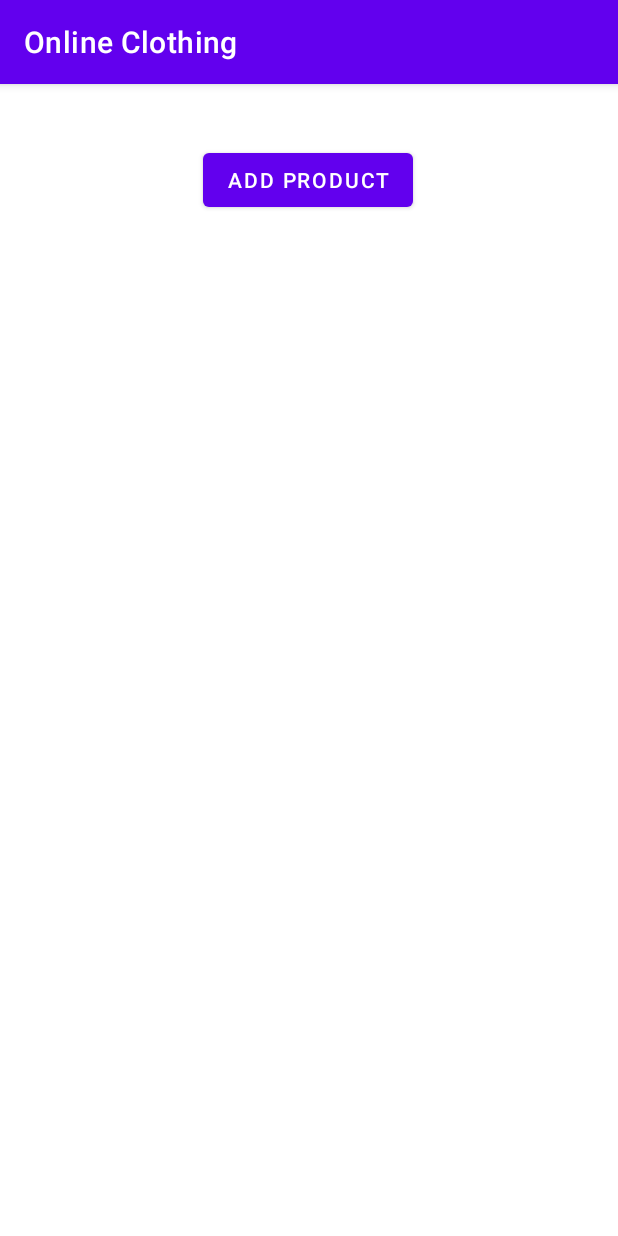
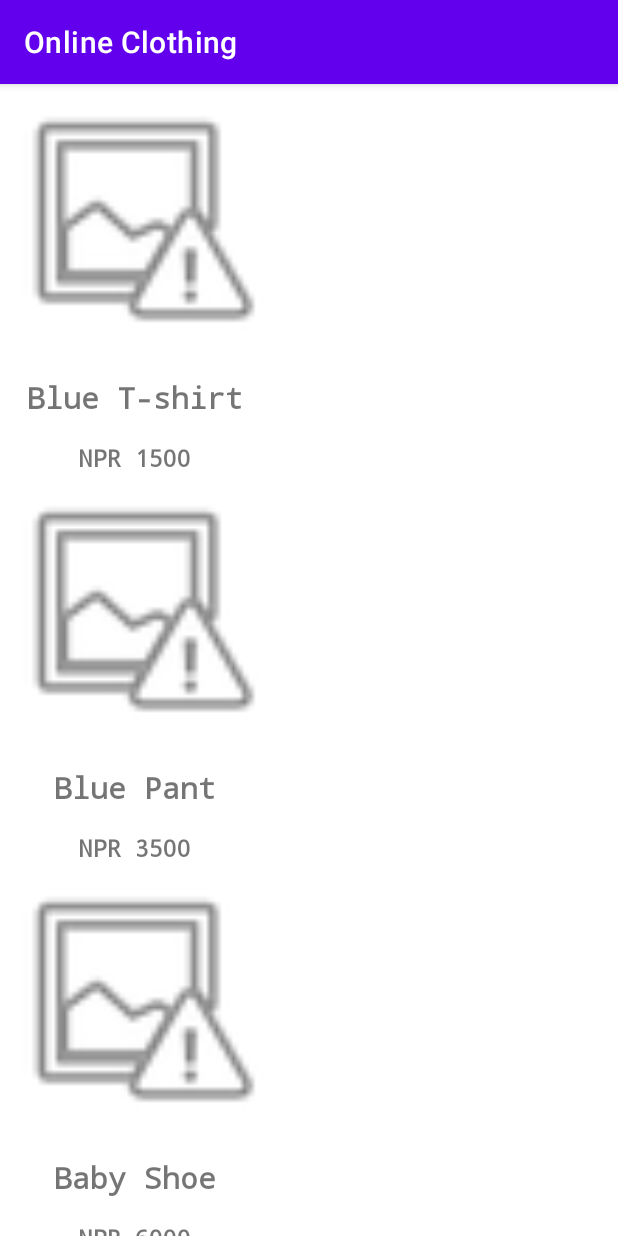
Before and after one commit to Sayyed-Abrar-Akhtar/E-commerce-clothing-app, an Android app: the screen it shows after launch (ProductActivity), on a phone screen of 412 x 824 dp. Run offline under Robolectric (Android 15) with nearby library versions, the phone set to English and light mode, and no system bars; our stand-ins replace Room's generated code, data binding.

Commit message:
Loaded product data in room database into recycler view

```diff
--- a/app/src/main/java/com/sayyed/onlineclothingapplication/adapter/ProductAdapter.kt
+++ b/app/src/main/java/com/sayyed/onlineclothingapplication/adapter/ProductAdapter.kt
@@ -1,53 +1,34 @@
 package com.sayyed.onlineclothingapplication.adapter
 
-
-
-import android.content.Context
 import android.view.LayoutInflater
-import android.view.View
 import android.view.ViewGroup
-import android.widget.ImageView
-import android.widget.TextView
 import androidx.recyclerview.widget.RecyclerView
-import com.bumptech.glide.Glide
-import com.sayyed.onlineclothingapplication.R
+import com.sayyed.onlineclothingapplication.databinding.ProductsLayoutBinding
 import com.sayyed.onlineclothingapplication.entities.Product
 
+class ProductAdapter(
+        private val productList: List<Product>
+) : RecyclerView.Adapter<ProductAdapter.ProductViewHolder>() {
 
-class ProductAdapter(
-    val productList: ArrayList<Product>,
-    val context: Context
-) : RecyclerView.Adapter<ProductAdapter.ProductViewHolder>() {
-    class ProductViewHolder(view: View): RecyclerView.ViewHolder(view) {
+    class ProductViewHolder(val binding: ProductsLayoutBinding): RecyclerView.ViewHolder(binding.root) {
 
-        val productTitle: TextView
-        val productPrice: TextView
-        val productImage: ImageView
-
-        init {
-            productTitle = view.findViewById(R.id.tvProductTitle)
-            productPrice = view.findViewById(R.id.tvProductPrice)
-            productImage = view.findViewById(R.id.imgProduct)
+        fun bind(product: Product) {
+            binding.tvProductTitle.text = product.productTitle
+            binding.tvProductPrice.text = product.productPrice
         }
 
     }
 
     override fun onCreateViewHolder(parent: ViewGroup, viewType: Int): ProductViewHolder {
-        val view = LayoutInflater.from(parent.context).inflate(R.layout.products_layout, parent, false)
+        val layoutInflater = LayoutInflater.from(parent.context)
+        val binding = ProductsLayoutBinding.inflate(layoutInflater)
 
-        return ProductViewHolder(view)
+        return ProductViewHolder(binding)
     }
 
     override fun onBindViewHolder(holder: ProductViewHolder, position: Int) {
 
-        val product = productList[position]
-
-        holder.productTitle.text = product.productTitle
-        holder.productPrice.text = product.productImage
-
-        Glide.with(context)
-            .load(product.productImage)
-            .into(holder.productImage)
+        holder.bind(productList[position])
 
     }
 
--- a/app/src/main/java/com/sayyed/onlineclothingapplication/entities/Product.kt
+++ b/app/src/main/java/com/sayyed/onlineclothingapplication/entities/Product.kt
@@ -9,6 +9,8 @@ import androidx.room.PrimaryKey
 @Entity
 data class Product(
 
+    @PrimaryKey(autoGenerate = true)
+    var productId: Int = 0,
     var productTitle: String? = null,
     var productPrice: String? = null,
     var productDescription: String? = null,
@@ -17,10 +19,9 @@ data class Product(
     var productImage: String? = null
 
 ) : Parcelable {
-    @PrimaryKey(autoGenerate = true)
-    var productId: Int = 0
 
     constructor(parcel: Parcel) : this(
+        parcel.readInt(),
         parcel.readString(),
         parcel.readString(),
         parcel.readString(),
@@ -30,6 +31,7 @@ data class Product(
     )
 
     override fun writeToParcel(parcel: Parcel, flags: Int) {
+        parcel.writeInt(productId)
         parcel.writeString(productTitle)
         parcel.writeString(productPrice)
         parcel.writeString(productDescription)
--- a/app/src/main/java/com/sayyed/onlineclothingapplication/ui/ProductActivity.kt
+++ b/app/src/main/java/com/sayyed/onlineclothingapplication/ui/ProductActivity.kt
@@ -7,13 +7,12 @@ import androidx.databinding.DataBindingUtil
 import androidx.lifecycle.Observer
 import androidx.lifecycle.ViewModelProvider
 import androidx.recyclerview.widget.LinearLayoutManager
-import androidx.recyclerview.widget.RecyclerView
 import com.sayyed.onlineclothingapplication.R
+import com.sayyed.onlineclothingapplication.dao.ProductDAO
 import com.sayyed.onlineclothingapplication.adapter.ProductAdapter
-import com.sayyed.onlineclothingapplication.dao.ProductDAO
 import com.sayyed.onlineclothingapplication.database.ProductDB
 import com.sayyed.onlineclothingapplication.databinding.ActivityProductBinding
-import com.sayyed.onlineclothingapplication.entities.Product
+
 import com.sayyed.onlineclothingapplication.repository.ProductRepository
 import com.sayyed.onlineclothingapplication.viewmodel.ProductViewModel
 import com.sayyed.onlineclothingapplication.viewmodel.ProductViewModelFactory
@@ -24,12 +23,12 @@ class ProductActivity : AppCompatActivity() {
     private lateinit var binding: ActivityProductBinding
     private lateinit var productViewModel: ProductViewModel
 
-    private lateinit var recyclerViewProduct: RecyclerView
-    private var productsList =  ArrayList<Product>()
 
     override fun onCreate(savedInstanceState: Bundle?) {
         super.onCreate(savedInstanceState)
         setContentView(R.layout.activity_product)
+
+
 
         binding = DataBindingUtil.setContentView(this, R.layout.activity_product)
         val dao: ProductDAO = ProductDB.getInstance(application).productDAO
@@ -39,100 +38,26 @@ class ProductActivity : AppCompatActivity() {
         binding.productViewModel = productViewModel
         binding.lifecycleOwner = this
 
-        displayProductList()
 
-        recyclerViewProduct = findViewById(R.id.recyclerViewProduct)
+        productViewModel.addProduct()
+        initRecyclerView()
 
 
-        val adapter = ProductAdapter(productsList, this@ProductActivity)
-        recyclerViewProduct.layoutManager = LinearLayoutManager(this@ProductActivity)
-        recyclerViewProduct.adapter = adapter
+    }
+
+    private fun initRecyclerView() {
+        binding.recyclerViewProduct.layoutManager = LinearLayoutManager(this)
+        displayProductList()
     }
 
     private fun displayProductList() {
         productViewModel.products.observe(this, Observer {
             Log.i("MYTAG", it.toString())
+            binding.recyclerViewProduct.adapter = ProductAdapter(it)
         })
     }
 
-    private fun allProducts() {
-        productsList.add(
-            Product(
-                "Blue T-shirt",
-            "NPR 1500",
-                "100% cotton",
-                "Blue",
-                "Small",
-                "https://cdn.pixabay.com/photo/2013/07/13/14/07/apparel-162180_960_720.png"
-            )
-        )
 
-        productsList.add(
-            Product(
-                "Blue Pant",
-                "NPR 3500",
-                "100% cotton",
-                "Blue",
-                "Large",
-                "https://cdn.pixabay.com/photo/2014/04/02/10/40/jeans-304196_960_720.png"
-            )
-        )
-
-        productsList.add(
-            Product(
-                "Baby Shoe",
-                "NPR 6000",
-                "100% Leather",
-                "Green",
-                "Small",
-                "https://cdn.pixabay.com/photo/2014/10/27/19/18/baby-shoes-505471_960_720.jpg"
-            )
-        )
-
-        productsList.add(
-            Product(
-                "Woollen Shoe",
-                "NPR 6900",
-                "100% Wool",
-                "Pink",
-                "Small",
-                "https://cdn.pixabay.com/photo/2014/10/27/19/18/baby-shoes-505471_960_720.jpg"
-            )
-        )
-
-        productsList.add(
-            Product(
-                "Baby Scarf",
-                "NPR 799",
-                "100% Wool",
-                "Grey",
-                "Small",
-                "https://cdn.pixabay.com/photo/2015/12/21/05/45/girl-1102086_960_720.jpg"
-            )
-        )
-
-        productsList.add(
-            Product(
-                "Sweater",
-                "NPR 3500",
-                "100% wool",
-                "Navy",
-                "Small",
-                "https://cdn.pixabay.com/photo/2016/03/27/19/31/fashion-1283863_960_720.jpg"
-            )
-        )
-
-        productsList.add(
-            Product(
-                "Baby Hat",
-                "NPR 1500",
-                "100% Polyester",
-                "Stripe",
-                "Small",
-                "https://cdn.pixabay.com/photo/2016/05/17/22/16/baby-1399332_960_720.jpg"
-            )
-        )
-    }
 
 
 }
--- a/app/src/main/java/com/sayyed/onlineclothingapplication/viewmodel/ProductViewModel.kt
+++ b/app/src/main/java/com/sayyed/onlineclothingapplication/viewmodel/ProductViewModel.kt
@@ -25,17 +25,7 @@ class ProductViewModel(private val productRepository: ProductRepository): ViewMo
     }
 
     fun addProduct() {
-        insertProduct(
-            Product(
-
-                "Blue T-shirt",
-                "NPR 1500",
-                "100% cotton",
-                "Blue",
-                "Small",
-                "https://cdn.pixabay.com/photo/2013/07/13/14/07/apparel-162180_960_720.png"
-            )
-        )
+        allProducts()
     }
 
     fun deleteProduct() {
@@ -63,4 +53,91 @@ class ProductViewModel(private val productRepository: ProductRepository): ViewMo
 
     }
 
+
+    private fun allProducts() {
+        insertProduct(
+        Product(
+                productId = 0,
+                "Blue T-shirt",
+                "NPR 1500",
+                "100% cotton",
+                "Blue",
+                "Small",
+                "https://cdn.pixabay.com/photo/2013/07/13/14/07/apparel-162180_960_720.png"
+        )
+        )
+        insertProduct(
+        Product(
+                productId = 0,
+                "Blue Pant",
+                "NPR 3500",
+                "100% cotton",
+                "Blue",
+                "Large",
+                "https://cdn.pixabay.com/photo/2014/04/02/10/40/jeans-304196_960_720.png"
+        )
+        )
+        insertProduct(
+
+        Product(
+                productId = 0,
+                "Baby Shoe",
+                "NPR 6000",
+                "100% Leather",
+                "Green",
+                "Small",
+                "https://cdn.pixabay.com/photo/2014/10/27/19/18/baby-shoes-505471_960_720.jpg"
+        )
+        )
+        insertProduct(
+        Product(
+                productId = 0,
+                "Woollen Shoe",
+                "NPR 6900",
+                "100% Wool",
+                "Pink",
+                "Small",
+                "https://cdn.pixabay.com/photo/2014/10/27/19/18/baby-shoes-505471_960_720.jpg"
+        )
+        )
+        insertProduct(
+        Product(
+                productId = 0,
+                "Baby Scarf",
+                "NPR 799",
+                "100% Wool",
+                "Grey",
+                "Small",
+                "https://cdn.pixabay.com/photo/2015/12/21/05/45/girl-1102086_960_720.jpg"
+        )
+
+
+        )
+        insertProduct(
+        Product(
+                productId = 0,
+                "Sweater",
+                "NPR 3500",
+                "100% wool",
+                "Navy",
+                "Small",
+                "https://cdn.pixabay.com/photo/2016/03/27/19/31/fashion-1283863_960_720.jpg"
+        )
+
+
+        )
+        insertProduct(
+        Product(
+                productId = 0,
+                "Baby Hat",
+                "NPR 1500",
+                "100% Polyester",
+                "Stripe",
+                "Small",
+                "https://cdn.pixabay.com/photo/2016/05/17/22/16/baby-1399332_960_720.jpg"
+        )
+        )
+    }
+
+
 }
--- a/app/src/main/res/layout/activity_product.xml
+++ b/app/src/main/res/layout/activity_product.xml
@@ -12,20 +12,8 @@
     <androidx.constraintlayout.widget.ConstraintLayout
         android:layout_width="match_parent"
         android:layout_height="match_parent"
-        tools:context=".ui.ProductActivity"
-        >
+        tools:context=".ui.ProductActivity">
 
-        <Button
-            android:id="@+id/button"
-            android:layout_width="wrap_content"
-            android:layout_height="wrap_content"
-            android:layout_marginTop="40dp"
-            android:text="Add product"
-            android:onClick="@{()->productViewModel.addProduct()}"
-            app:layout_constraintEnd_toEndOf="parent"
-            app:layout_constraintHorizontal_bias="0.498"
-            app:layout_constraintStart_toStartOf="parent"
-            app:layout_constraintTop_toTopOf="parent" />
 
         <androidx.recyclerview.widget.RecyclerView
             android:id="@+id/recyclerViewProduct"
@@ -35,7 +23,7 @@
             app:layout_constraintEnd_toEndOf="parent"
             app:layout_constraintHorizontal_bias="0.0"
             app:layout_constraintStart_toStartOf="parent"
-            app:layout_constraintTop_toBottomOf="@+id/button"
+            app:layout_constraintTop_toTopOf="parent"
             app:layout_constraintVertical_bias="0.105" />
 
     </androidx.constraintlayout.widget.ConstraintLayout>
--- a/app/src/main/res/layout/products_layout.xml
+++ b/app/src/main/res/layout/products_layout.xml
@@ -1,10 +1,10 @@
 <?xml version="1.0" encoding="utf-8"?>
-
-
-<LinearLayout xmlns:android="http://schemas.android.com/apk/res/android"
+<layout xmlns:android="http://schemas.android.com/apk/res/android"
     xmlns:app="http://schemas.android.com/apk/res-auto"
     xmlns:tools="http://schemas.android.com/tools"
-    android:layout_width="180dp"
+    >
+
+    <LinearLayout  android:layout_width="180dp"
         android:layout_height="270dp"
         android:layout_margin="15dp"
         android:orientation="vertical">
@@ -44,3 +44,4 @@
 
 
     </LinearLayout>
+</layout>
```
Lines whose indentation alone changed are shown as unchanged.
